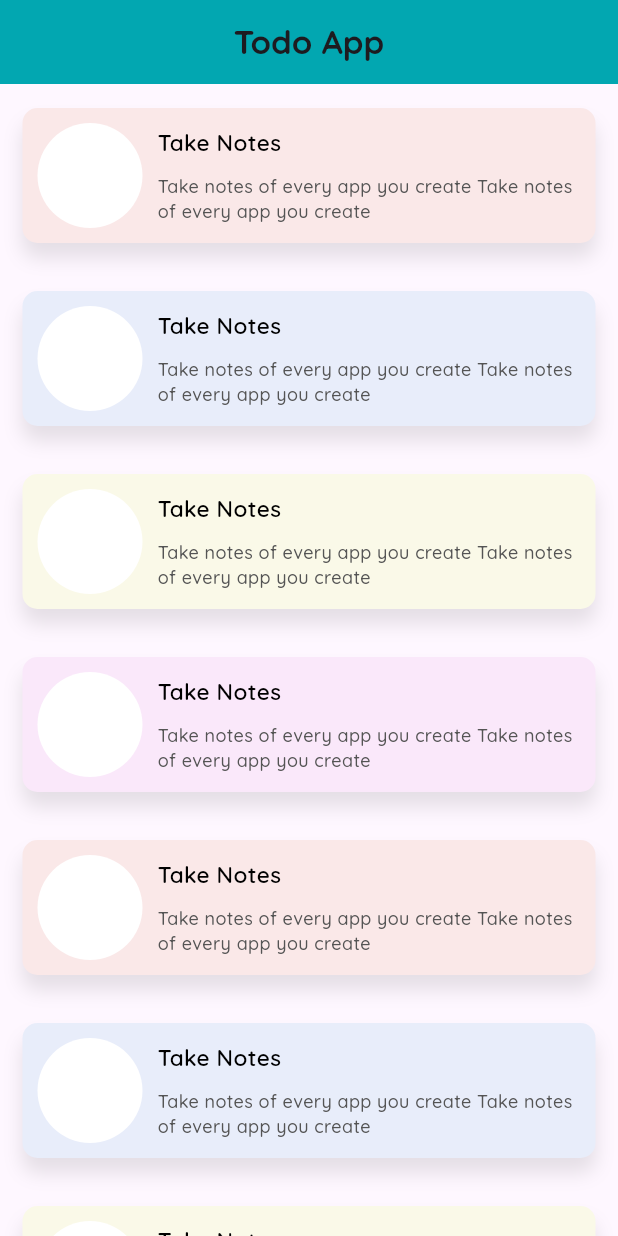
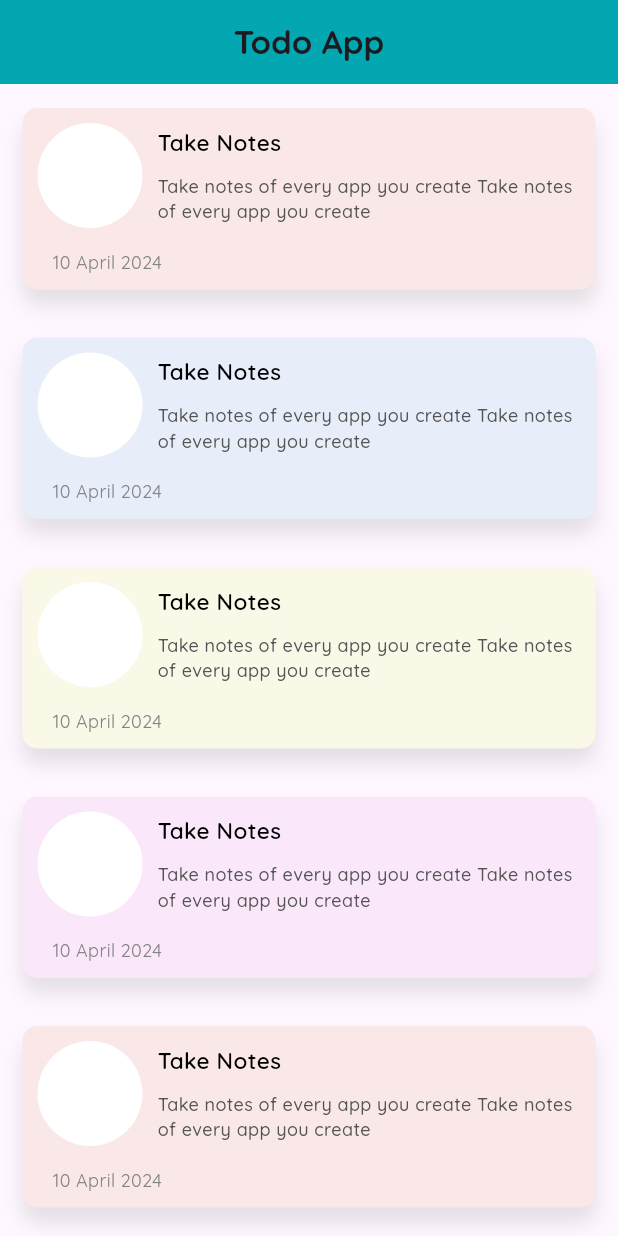
Before and after one commit to adityaashinde/flutter-projects, a Flutter app: the screen it shows after launch, on a phone screen of 412 x 824 dp. Run offline on Flutter 3.47's test engine with Material 3 defaults, Android fonts, the phone set to English and light mode, and no system bars; our stand-ins replace google_fonts.

Commit message:
Update todo_app.dart

```diff
--- a/basic_todo_app/lib/todo_app.dart
+++ b/basic_todo_app/lib/todo_app.dart
@@ -97,6 +97,28 @@ class _ToDoAppUIState extends State<ToDoAppUIDemo> {
                         ),
                       ],
                     ),
+                    const SizedBox(
+                      height: 14.0,
+                    ),
+
+                    // Padding
+
+                    Padding(
+                      padding: const EdgeInsets.only(left: 10.0, right: 10.0),
+                      child: Row(
+                        children: [
+                          Text(
+                            "10 April 2024",
+                            style: GoogleFonts.quicksand(
+                              fontSize: 12,
+                              fontWeight: FontWeight.w400,
+                              color: const Color.fromRGBO(132, 132, 132, 1),
+                            ),
+                          ),
+                          const Spacer(),
+                        ],
+                      ),
+                    ),
                   ],
                 ),
               ),
```
